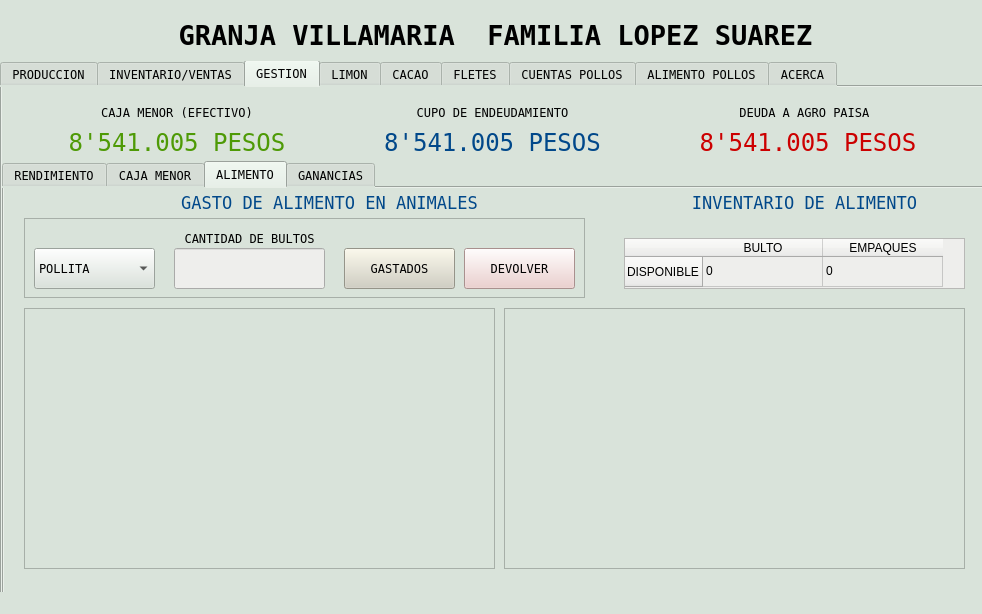
The window that interfaz_grafica/Interfaz_de_usuario.ui (joaramirezra/Huevos-familia-lopez) describes before a commit, drawn with Qt 5.
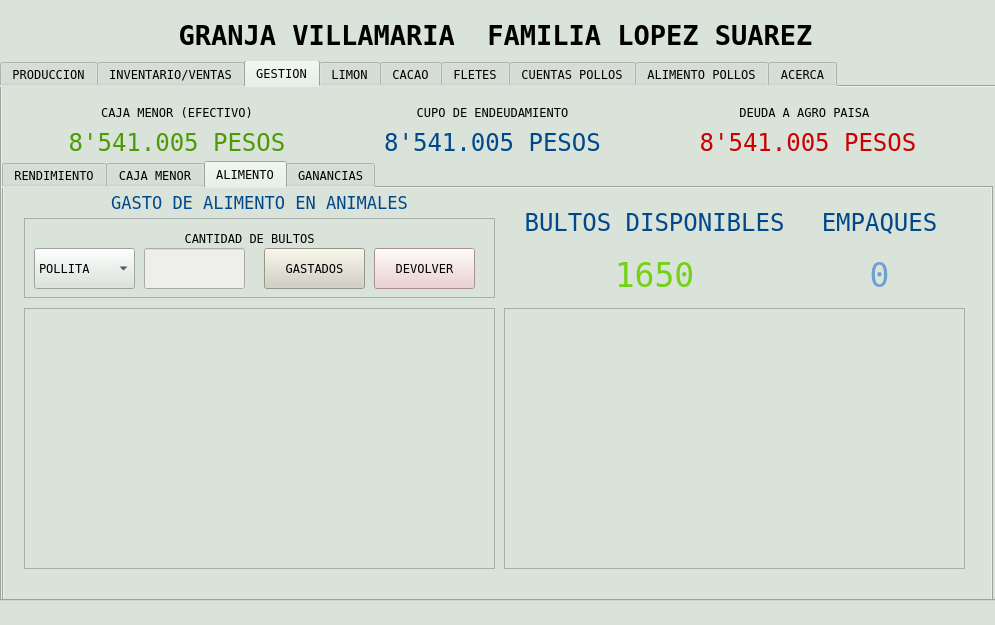
The same window after the commit. The open tabs and pages were chosen to show the change. Custom widgets are drawn as their Qt base class.

Commit message: missing 4 issues

Patch:
```diff
--- a/interfaz_grafica/Interfaz_de_usuario.ui
+++ b/interfaz_grafica/Interfaz_de_usuario.ui
@@ -6,8 +6,8 @@
    <rect>
     <x>0</x>
     <y>0</y>
-    <width>982</width>
-    <height>614</height>
+    <width>995</width>
+    <height>625</height>
    </rect>
   </property>
   <property name="windowTitle">
@@ -2705,66 +2705,12 @@
          </rect>
         </property>
        </widget>
-       <widget class="QTableWidget" name="tabla_inventario_alimento">
-        <property name="geometry">
-         <rect>
-          <x>620</x>
-          <y>50</y>
-          <width>341</width>
-          <height>51</height>
-         </rect>
-        </property>
-        <property name="styleSheet">
-         <string notr="true">background-color: rgb(238, 238, 236);
-font: 11pt &quot;Andale Mono&quot;;</string>
-        </property>
-        <property name="verticalScrollBarPolicy">
-         <enum>Qt::ScrollBarAlwaysOff</enum>
-        </property>
-        <property name="horizontalScrollBarPolicy">
-         <enum>Qt::ScrollBarAlwaysOff</enum>
-        </property>
-        <property name="autoScroll">
-         <bool>false</bool>
-        </property>
-        <property name="editTriggers">
-         <set>QAbstractItemView::NoEditTriggers</set>
-        </property>
-        <attribute name="horizontalHeaderDefaultSectionSize">
-         <number>120</number>
-        </attribute>
-        <row>
-         <property name="text">
-          <string>DISPONIBLE</string>
-         </property>
-        </row>
-        <column>
-         <property name="text">
-          <string>BULTO</string>
-         </property>
-        </column>
-        <column>
-         <property name="text">
-          <string>EMPAQUES</string>
-         </property>
-        </column>
-        <item row="0" column="0">
-         <property name="text">
-          <string>0</string>
-         </property>
-        </item>
-        <item row="0" column="1">
-         <property name="text">
-          <string>0</string>
-         </property>
-        </item>
-       </widget>
        <widget class="QFrame" name="frame_8">
         <property name="geometry">
          <rect>
           <x>20</x>
           <y>30</y>
-          <width>561</width>
+          <width>471</width>
           <height>80</height>
          </rect>
         </property>
@@ -2777,9 +2723,9 @@
         <widget class="QPushButton" name="boton_gastar_alimento">
          <property name="geometry">
           <rect>
-           <x>320</x>
+           <x>240</x>
            <y>30</y>
-           <width>111</width>
+           <width>101</width>
            <height>41</height>
           </rect>
          </property>
@@ -2800,7 +2746,7 @@
           <rect>
            <x>10</x>
            <y>30</y>
-           <width>121</width>
+           <width>101</width>
            <height>41</height>
           </rect>
          </property>
@@ -2823,9 +2769,9 @@
         <widget class="QPushButton" name="boton_devolver_alimento">
          <property name="geometry">
           <rect>
-           <x>440</x>
+           <x>350</x>
            <y>30</y>
-           <width>111</width>
+           <width>101</width>
            <height>41</height>
           </rect>
          </property>
@@ -2844,9 +2790,9 @@
         <widget class="QLineEdit" name="cantidad_alimento_dado">
          <property name="geometry">
           <rect>
-           <x>150</x>
+           <x>120</x>
            <y>30</y>
-           <width>151</width>
+           <width>101</width>
            <height>41</height>
           </rect>
          </property>
@@ -2881,37 +2827,12 @@
         <zorder>boton_devolver_alimento</zorder>
         <zorder>cantidad_alimento_dado</zorder>
        </widget>
-       <widget class="QLabel" name="cantidad_cupo_13">
-        <property name="geometry">
-         <rect>
-          <x>660</x>
-          <y>0</y>
-          <width>281</width>
-          <height>31</height>
-         </rect>
-        </property>
-        <property name="font">
-         <font>
-          <family>Andale Mono</family>
-          <pointsize>13</pointsize>
-         </font>
-        </property>
-        <property name="styleSheet">
-         <string notr="true">color: rgb(1, 72, 138);</string>
-        </property>
-        <property name="text">
-         <string>INVENTARIO DE ALIMENTO</string>
-        </property>
-        <property name="alignment">
-         <set>Qt::AlignCenter</set>
-        </property>
-       </widget>
        <widget class="QLabel" name="cantidad_cupo_14">
         <property name="geometry">
          <rect>
           <x>20</x>
           <y>0</y>
-          <width>611</width>
+          <width>471</width>
           <height>31</height>
          </rect>
         </property>
@@ -2931,6 +2852,106 @@
          <set>Qt::AlignCenter</set>
         </property>
        </widget>
+       <widget class="QWidget" name="">
+        <property name="geometry">
+         <rect>
+          <x>510</x>
+          <y>10</y>
+          <width>281</width>
+          <height>101</height>
+         </rect>
+        </property>
+        <layout class="QVBoxLayout" name="verticalLayout_2">
+         <item>
+          <widget class="QLabel" name="cantidad_cupo_13">
+           <property name="font">
+            <font>
+             <family>Andale Mono</family>
+             <pointsize>18</pointsize>
+            </font>
+           </property>
+           <property name="styleSheet">
+            <string notr="true">color: rgb(1, 72, 138);</string>
+           </property>
+           <property name="text">
+            <string>BULTOS DISPONIBLES</string>
+           </property>
+           <property name="alignment">
+            <set>Qt::AlignCenter</set>
+           </property>
+          </widget>
+         </item>
+         <item>
+          <widget class="QLabel" name="bultos_gallinas_dis">
+           <property name="font">
+            <font>
+             <family>Andale Mono</family>
+             <pointsize>25</pointsize>
+            </font>
+           </property>
+           <property name="styleSheet">
+            <string notr="true">color: rgb(115, 210, 22);</string>
+           </property>
+           <property name="text">
+            <string>1650</string>
+           </property>
+           <property name="alignment">
+            <set>Qt::AlignCenter</set>
+           </property>
+          </widget>
+         </item>
+        </layout>
+       </widget>
+       <widget class="QWidget" name="">
+        <property name="geometry">
+         <rect>
+          <x>790</x>
+          <y>10</y>
+          <width>171</width>
+          <height>101</height>
+         </rect>
+        </property>
+        <layout class="QVBoxLayout" name="verticalLayout_3">
+         <item>
+          <widget class="QLabel" name="cantidad_cupo_25">
+           <property name="font">
+            <font>
+             <family>Andale Mono</family>
+             <pointsize>18</pointsize>
+            </font>
+           </property>
+           <property name="styleSheet">
+            <string notr="true">color: rgb(1, 72, 138);</string>
+           </property>
+           <property name="text">
+            <string>EMPAQUES</string>
+           </property>
+           <property name="alignment">
+            <set>Qt::AlignCenter</set>
+           </property>
+          </widget>
+         </item>
+         <item>
+          <widget class="QLabel" name="Empaques_gallinas_dis">
+           <property name="font">
+            <font>
+             <family>Andale Mono</family>
+             <pointsize>25</pointsize>
+            </font>
+           </property>
+           <property name="styleSheet">
+            <string notr="true">color: rgb(114, 159, 207);</string>
+           </property>
+           <property name="text">
+            <string>0</string>
+           </property>
+           <property name="alignment">
+            <set>Qt::AlignCenter</set>
+           </property>
+          </widget>
+         </item>
+        </layout>
+       </widget>
        <zorder>cantidad_cupo_14</zorder>
        <zorder>frame_8</zorder>
        <zorder>graphicsView_4</zorder>
```
Left out of the diff: 56 changed lines with no effect on the pictures. The commit also changes 2 other files.
